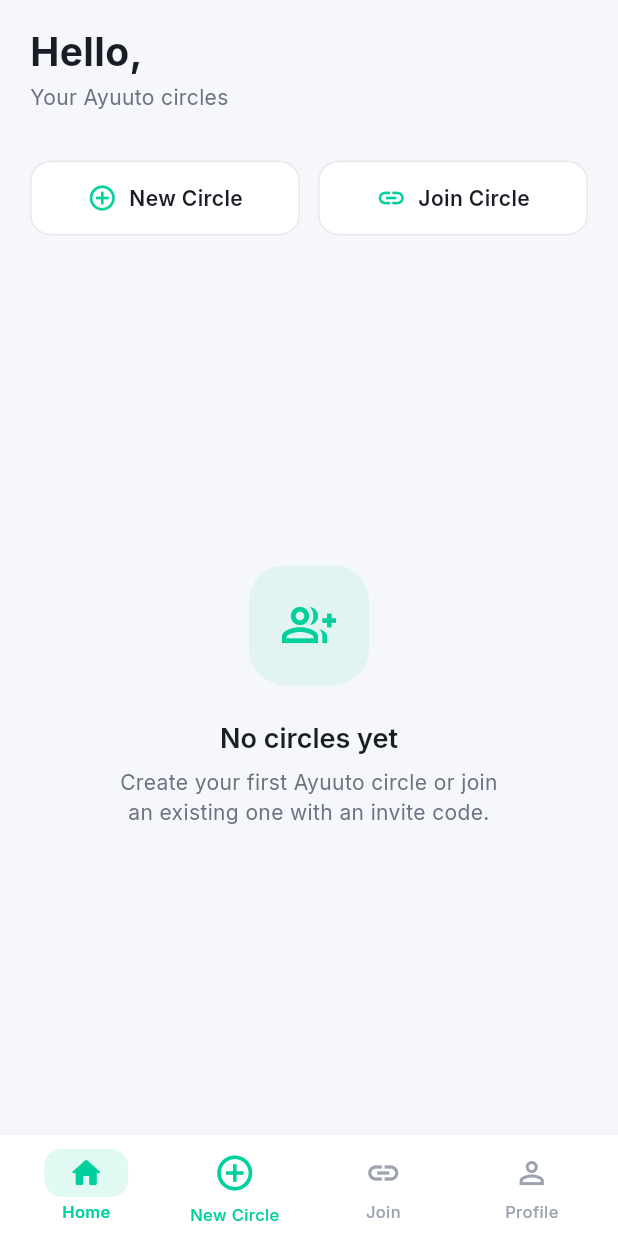
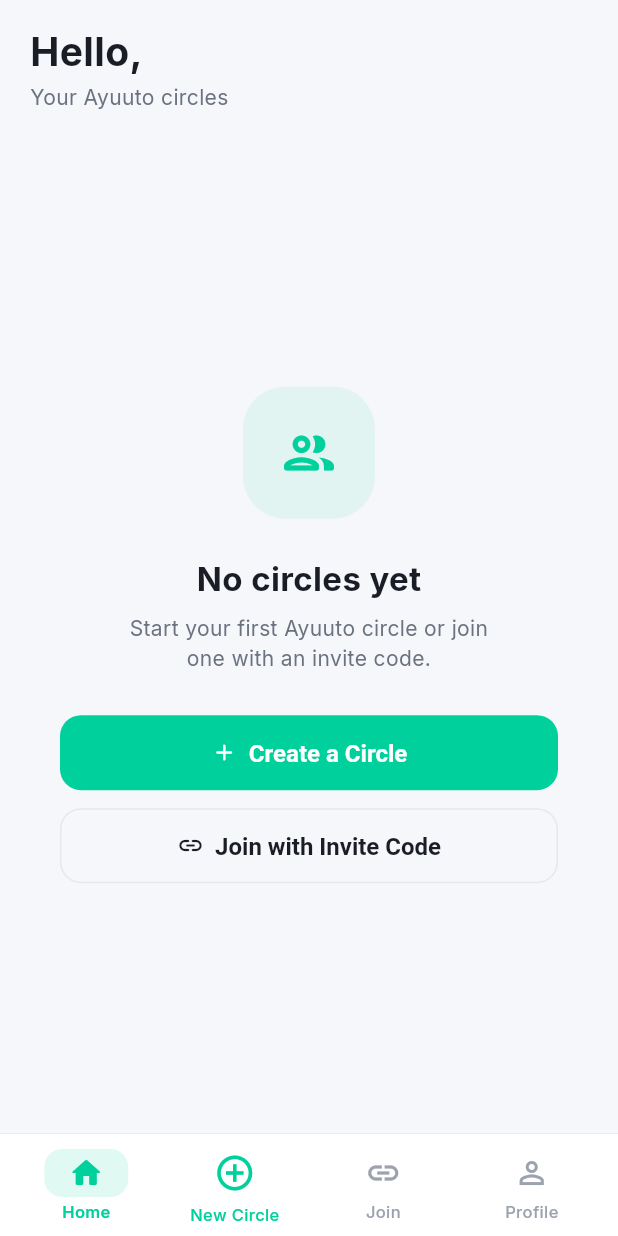
Before and after one commit to Karim-codes/ayuuto-circle-app-flutter-, a Flutter app: the HomeScreen screen opened by its route, on a phone screen of 412 x 824 dp. Run offline on Flutter 3.47's test engine with Material 3 defaults, Android fonts, the phone set to English and light mode, and no system bars; our stand-ins replace flutter_riverpod, go_router, google_fonts, google_sign_in, share_plus, supabase_flutter; accounts and stored records are empty; network calls fail.

Commit message:
feat: redesign empty state with centered CTA buttons, hide action bar when no groups

```diff
--- a/lib/screens/home/home_screen.dart
+++ b/lib/screens/home/home_screen.dart
@@ -86,8 +86,11 @@
                 error: (e, st) => const SliverToBoxAdapter(child: SizedBox(height: 16)),
               ),
 
-              // Action buttons
-              SliverToBoxAdapter(
+              // Action buttons — only show when groups exist
+              groupsAsync.when(
+                data: (groups) {
+                  if (groups.isEmpty) return const SliverToBoxAdapter(child: SizedBox.shrink());
+                  return SliverToBoxAdapter(
                     child: Padding(
                       padding: const EdgeInsets.fromLTRB(20, 16, 20, 16),
                       child: Row(
@@ -110,6 +113,10 @@
                         ],
                       ),
                     ),
+                  );
+                },
+                loading: () => const SliverToBoxAdapter(child: SizedBox.shrink()),
+                error: (e, st) => const SliverToBoxAdapter(child: SizedBox.shrink()),
               ),
 
               // Section label
@@ -550,33 +557,83 @@
   Widget build(BuildContext context) {
     return Center(
       child: Padding(
-        padding: const EdgeInsets.all(40),
+        padding: const EdgeInsets.symmetric(horizontal: 40),
         child: Column(
           mainAxisSize: MainAxisSize.min,
           children: [
             Container(
-              width: 80,
-              height: 80,
+              width: 88,
+              height: 88,
               decoration: BoxDecoration(
                 color: AppColors.accent.withValues(alpha: 0.08),
-                borderRadius: BorderRadius.circular(24),
+                borderRadius: BorderRadius.circular(28),
               ),
               child: const Icon(
-                Icons.group_add_outlined,
-                size: 36,
+                Icons.people_outline_rounded,
+                size: 40,
                 color: AppColors.accent,
               ),
             ),
             const SizedBox(height: 24),
-            Text(
+            const Text(
               'No circles yet',
-              style: Theme.of(context).textTheme.titleLarge,
+              style: TextStyle(
+                fontSize: 22,
+                fontWeight: FontWeight.w700,
+                color: AppColors.textPrimary,
+              ),
             ),
             const SizedBox(height: 8),
             Text(
-              'Create your first Ayuuto circle or join\nan existing one with an invite code.',
+              'Start your first Ayuuto circle or join\none with an invite code.',
               textAlign: TextAlign.center,
-              style: Theme.of(context).textTheme.bodyMedium,
+              style: TextStyle(
+                fontSize: 14,
+                color: AppColors.textSecondary,
+                height: 1.4,
+              ),
+            ),
+            const SizedBox(height: 28),
+            SizedBox(
+              width: double.infinity,
+              height: 50,
+              child: ElevatedButton.icon(
+                onPressed: () => context.push('/create-group'),
+                icon: const Icon(Icons.add_rounded),
+                label: const Text('Create a Circle'),
+                style: ElevatedButton.styleFrom(
+                  backgroundColor: AppColors.accent,
+                  foregroundColor: Colors.white,
+                  shape: RoundedRectangleBorder(
+                    borderRadius: BorderRadius.circular(14),
+                  ),
+                  textStyle: const TextStyle(
+                    fontSize: 16,
+                    fontWeight: FontWeight.w600,
+                  ),
+                ),
+              ),
+            ),
+            const SizedBox(height: 12),
+            SizedBox(
+              width: double.infinity,
+              height: 50,
+              child: OutlinedButton.icon(
+                onPressed: () => context.push('/join'),
+                icon: const Icon(Icons.link_rounded),
+                label: const Text('Join with Invite Code'),
+                style: OutlinedButton.styleFrom(
+                  foregroundColor: AppColors.textPrimary,
+                  side: const BorderSide(color: AppColors.divider),
+                  shape: RoundedRectangleBorder(
+                    borderRadius: BorderRadius.circular(14),
+                  ),
+                  textStyle: const TextStyle(
+                    fontSize: 16,
+                    fontWeight: FontWeight.w600,
+                  ),
+                ),
+              ),
             ),
           ],
         ),
```
Lines whose indentation alone changed are shown as unchanged.
